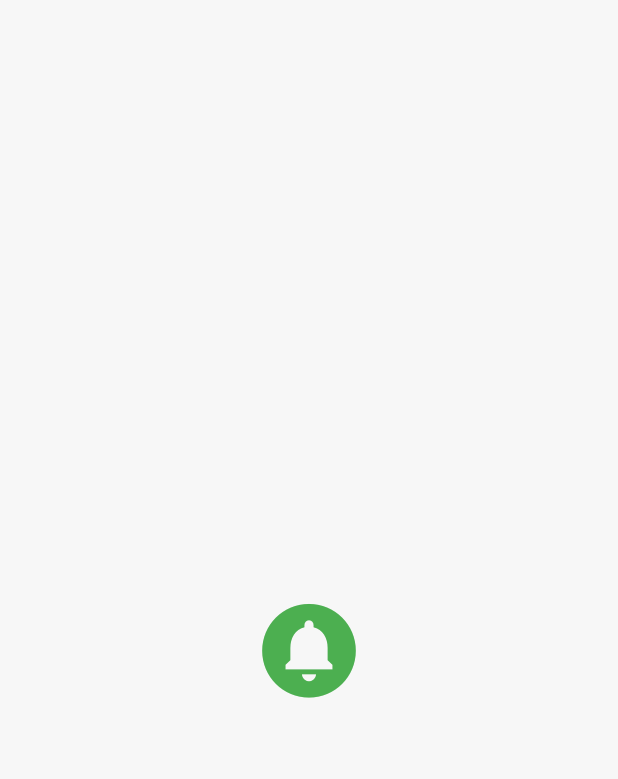
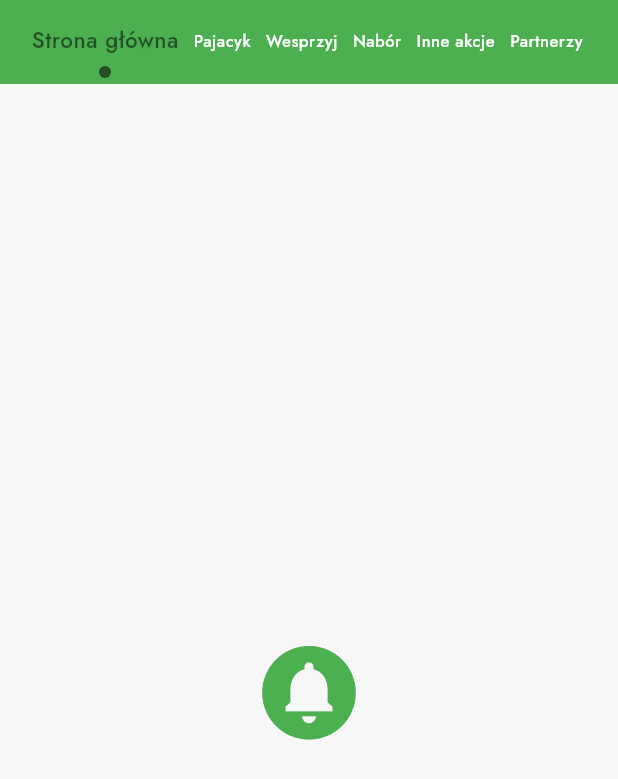
Before and after one commit to Viserion-stack/pajacyk, a Flutter app: the screen it shows after launch, on a phone screen of 412 x 824 dp. Shown: the top 779 px of the screen. Run offline on Flutter 3.47's test engine with Material 2 defaults, Android fonts, the phone set to English and light mode, and no system bars; our stand-ins replace adaptive_theme, bloc, dio, equatable, flutter_bloc, flutter_local_notifications and 6 more.

Commit message:
Feat: Add tab Bar

```diff
--- a/lib/domain/notification_assistant/notification_assistant.dart
+++ b/lib/domain/notification_assistant/notification_assistant.dart
@@ -23,12 +23,15 @@ class NotificationApi {
     );
     return const NotificationDetails(
       android: AndroidNotificationDetails(
+        colorized: true,
+
         'channel id', 'channel name',
         //channelDescription: 'channel description',
         //playSound: false,
-        importance: Importance.max,
-        styleInformation: styleInformation,
-        //icon: 'logo',
+        importance: Importance.defaultImportance,
+        //styleInformation: styleInformation,
+
+        icon: 'logoo',
         largeIcon: DrawableResourceAndroidBitmap("logo"),
       ),
       iOS: IOSNotificationDetails(
@@ -39,7 +42,7 @@ class NotificationApi {
 
   static Future init({bool initScheduled = false}) async {
     tz.initializeTimeZones();
-    const android = AndroidInitializationSettings('logo');
+    const android = AndroidInitializationSettings('logoo');
     const ios = IOSInitializationSettings();
     const settings = InitializationSettings(android: android, iOS: ios);
     await _notifications.initialize(
--- a/lib/domain/widgets/dialog.dart
+++ b/lib/domain/widgets/dialog.dart
@@ -27,12 +27,19 @@ void myPopUp(BuildContext context, String message) {
       barrierDismissible: true,
       builder: (context) {
         return AlertDialog(
+          elevation: 1,
+          backgroundColor: Colors.green[300],
           title: const Text('Dziękujemy'),
           content: Text(message),
           actions: [
-            TextButton(
-              onPressed: () => Navigator.pop(context),
-              child: const Text('OK'),
+            Center(
+              child: TextButton(
+                onPressed: () => Navigator.pop(context),
+                child: const Text(
+                  'OK',
+                  style: TextStyle(color: Colors.black),
+                ),
+              ),
             ),
           ],
         );
--- a/lib/presentation/application/theme.dart
+++ b/lib/presentation/application/theme.dart
@@ -177,7 +177,10 @@ class AppTheme {
           systemNavigationBarIconBrightness: palette.brightness,
         ),
         toolbarTextStyle: TextStyle(color: palette.primaryColor),
-        titleTextStyle: TextStyle(color: palette.textOnPrimaryColor, fontWeight: FontWeight.w600, fontSize: 14),
+        titleTextStyle: TextStyle(
+            color: palette.textOnPrimaryColor,
+            fontWeight: FontWeight.w600,
+            fontSize: 14),
         color: palette.appBarBackgroundColor,
         iconTheme: IconThemeData(color: palette.textOnPrimaryColor),
         actionsIconTheme: IconThemeData(color: palette.textOnPrimaryColor),
@@ -202,69 +205,70 @@ class AppTheme {
   }
 
   TextTheme get _textThemeHandset => TextTheme(
-        headline1: GoogleFonts.poppins(
+        headline1: GoogleFonts.jost(
           fontSize: 36,
           fontWeight: FontWeight.w400,
           letterSpacing: 0.48,
         ),
-        headline2: GoogleFonts.poppins(
+        headline2: GoogleFonts.jost(
           fontSize: 28,
           fontWeight: FontWeight.w400,
           letterSpacing: 0.48,
         ),
-        headline3: GoogleFonts.poppins(
+        headline3: GoogleFonts.jost(
           fontSize: 22,
           fontWeight: FontWeight.w400,
           letterSpacing: 0.48,
         ),
-        headline5: GoogleFonts.poppins(
+        headline5: GoogleFonts.jost(
           fontSize: 16,
           fontWeight: FontWeight.w600,
           letterSpacing: -0.408,
         ),
-        headline6: GoogleFonts.poppins(
+        headline6: GoogleFonts.jost(
           fontSize: 14,
           fontWeight: FontWeight.w400,
           letterSpacing: -0.078,
         ),
-        subtitle1: GoogleFonts.poppins(
+        subtitle1: GoogleFonts.jost(
           fontSize: 16,
           fontWeight: FontWeight.bold,
           letterSpacing: 0.19,
         ),
-        subtitle2: GoogleFonts.poppins(
+        subtitle2: GoogleFonts.jost(
           fontSize: 16,
           fontWeight: FontWeight.w700,
           letterSpacing: 0.64,
         ),
-        bodyText1: GoogleFonts.poppins(
+        bodyText1: GoogleFonts.jost(
           fontSize: 16,
           fontWeight: FontWeight.w500,
           letterSpacing: 0.32,
         ),
-        bodyText2: GoogleFonts.poppins(
+        bodyText2: GoogleFonts.jost(
           fontSize: 14,
           fontWeight: FontWeight.w400,
           letterSpacing: 0.32,
         ),
-        button: GoogleFonts.poppins(
+        button: GoogleFonts.jost(
           fontSize: 14,
           fontWeight: FontWeight.w600,
           letterSpacing: 0.32,
         ),
-        caption: GoogleFonts.poppins(
+        caption: GoogleFonts.jost(
           fontSize: 18,
           fontWeight: FontWeight.w400,
           letterSpacing: 0.32,
         ),
-        overline: GoogleFonts.poppins(
+        overline: GoogleFonts.jost(
           fontSize: 12,
           fontWeight: FontWeight.w300,
           letterSpacing: 0.64,
         ),
       );
 
-  MaterialColor generateMaterialColor(Color color) => MaterialColor(color.value, {
+  MaterialColor generateMaterialColor(Color color) =>
+      MaterialColor(color.value, {
         50: tintColor(color, 0.9),
         100: tintColor(color, 0.8),
         200: tintColor(color, 0.6),
--- a/lib/presentation/screens/dashboard/bloc/dashboard_bloc.dart
+++ b/lib/presentation/screens/dashboard/bloc/dashboard_bloc.dart
@@ -11,6 +11,21 @@ class DashboardBloc extends Bloc<DashboardEvent, DashboardState> {
     on<DashboardEvent>((event, emit) {
       // TODO: implement event handler
     });
+
+    on<UpdateDashboardTab>(updateTab);
+    on<Onstarted>(_onStarted);
   }
+
+  Future<void> _onStarted(Onstarted event, Emitter<DashboardState> emit) async {
+    emit(state.copyWith(currentTab: DashboardTab.home));
+  }
+
+  Future<void> updateTab(
+      UpdateDashboardTab event, Emitter<DashboardState> emit) async {
+    emit(state.copyWith(currentTab: event.tabIndex));
+
+    print('Event tab index:' + event.tabIndex.toString());
+  }
+
   final DashboardArgument argument;
 }
--- a/lib/presentation/screens/dashboard/bloc/dashboard_event.dart
+++ b/lib/presentation/screens/dashboard/bloc/dashboard_event.dart
@@ -6,3 +6,18 @@ abstract class DashboardEvent extends Equatable {
   @override
   List<Object> get props => [];
 }
+
+class UpdateDashboardTab extends DashboardEvent {
+  final DashboardTab tabIndex;
+
+  const UpdateDashboardTab({
+    required this.tabIndex,
+  });
+
+  @override
+  String toString() => 'UpdateDashboardTab(tabIndex: $tabIndex)';
+  @override
+  List<Object> get props => [tabIndex];
+}
+
+class Onstarted extends DashboardEvent {}
--- a/lib/presentation/screens/dashboard/bloc/dashboard_state.dart
+++ b/lib/presentation/screens/dashboard/bloc/dashboard_state.dart
@@ -20,7 +20,7 @@ class DashboardState extends Equatable {
   }
 
   @override
-  List<Object> get props => [];
+  List<Object> get props => [isProcessing, argument, currentTab];
 
   DashboardState copyWith({
     bool? isProcessing,
@@ -35,7 +35,16 @@ class DashboardState extends Equatable {
   }
 
   @override
-  String toString() => 'DashboardState(isProcessing: $isProcessing, argument: $argument, currentTab: $currentTab)';
+  String toString() =>
+      'DashboardState(isProcessing: $isProcessing, argument: $argument, currentTab: $currentTab)';
 }
 
-enum DashboardTab { home, pajacyk, contact }
+enum DashboardTab {
+  home,
+  pajacyk,
+  wesprzyj,
+  nabor,
+  inneAkcje,
+  partnerzy,
+  kontak,
+}
--- a/lib/presentation/screens/dashboard/dashboard_screen.dart
+++ b/lib/presentation/screens/dashboard/dashboard_screen.dart
@@ -1,12 +1,13 @@
 import 'package:flutter/material.dart';
 import 'package:flutter_bloc/flutter_bloc.dart';
+
 import 'package:pajacyk/presentation/router/app_route.dart';
 import 'package:pajacyk/presentation/router/contact_route_factory.dart';
 import 'package:pajacyk/presentation/router/home_route_factory.dart';
 import 'package:pajacyk/presentation/router/pajacyk_route_factory.dart';
 import 'package:pajacyk/presentation/screens/dashboard/bloc/dashboard_bloc.dart';
 
-class DashboardScreen extends StatelessWidget {
+class DashboardScreen extends StatefulWidget {
   const DashboardScreen({
     required Map<DashboardTab, GlobalKey<NavigatorState>> navigatorKeys,
   }) : _navigatorKeys = navigatorKeys;
@@ -16,12 +17,64 @@ class DashboardScreen extends StatelessWidget {
   static const String routeName = '/dashboard';
 
   @override
+  State<DashboardScreen> createState() => _DashboardScreenState();
+}
+
+class _DashboardScreenState extends State<DashboardScreen>
+    with SingleTickerProviderStateMixin {
+  late TabController controller;
+
+  @override
+  void initState() {
+    controller = TabController(length: 7, vsync: this);
+    controller.addListener(() {
+      setState(() {});
+    });
+    super.initState();
+  }
+
+  @override
   Widget build(BuildContext context) {
-    return BlocBuilder<DashboardBloc, DashboardState>(builder: (context, state) {
-      return Scaffold(
-        body: _DashboardContent(navigatorKeys: _navigatorKeys),
-      );
-    });
+    //return BlocBuilder<DashboardBloc, DashboardState>(
+    //  builder: (context, state) {
+    return Scaffold(
+      appBar: AppBar(
+        //leading: IconButton(onPressed: () {}, icon: const Icon(Icons.menu)),
+        backgroundColor: Colors.green[500],
+        title: TabBar(
+          controller: controller,
+          tabs: const [
+            Tab(text: 'Strona główna'),
+            Tab(text: 'Pajacyk'),
+            Tab(text: 'Wesprzyj'),
+            Tab(text: 'Nabór'),
+            Tab(text: 'Inne akcje'),
+            Tab(text: 'Partnerzy'),
+            Tab(text: 'Kontakt'),
+          ],
+          onTap: (currentIndex) {
+            //print(currentIndex);
+            context.read<DashboardBloc>().add(UpdateDashboardTab(
+                tabIndex: DashboardTab.values[currentIndex]));
+
+            print('form tabBar');
+            print(context.read<DashboardBloc>().state.currentTab);
+          },
+          splashFactory: NoSplash.splashFactory,
+          splashBorderRadius: BorderRadius.circular(40),
+          labelPadding: const EdgeInsets.only(left: 5, right: 5),
+          unselectedLabelStyle: const TextStyle(fontSize: 11),
+          isScrollable: true,
+          labelStyle: const TextStyle(fontSize: 15),
+          unselectedLabelColor: Colors.white,
+          labelColor: Colors.black54,
+          indicator: CircleTabIndicator(color: Colors.black54, radius: 4),
+        ),
+      ),
+      body: _DashboardContent(navigatorKeys: widget._navigatorKeys),
+    );
+    // },
+    //);
   }
 }
 
@@ -35,9 +88,13 @@ class _DashboardContent extends StatelessWidget {
 
   @override
   Widget build(BuildContext context) {
-    return BlocBuilder<DashboardBloc, DashboardState>(builder: (context, state) {
+    return BlocBuilder<DashboardBloc, DashboardState>(
+        builder: (context, state) {
+      print('from Build');
+      print(context.read<DashboardBloc>().state.currentTab);
       return WillPopScope(
-        onWillPop: () async => !await navigatorKeys[state.currentTab]!.currentState!.maybePop(),
+        onWillPop: () async =>
+            !await navigatorKeys[state.currentTab]!.currentState!.maybePop(),
         child: Stack(
           children: [
             OffstageNavigator(
@@ -51,8 +108,8 @@ class _DashboardContent extends StatelessWidget {
               appRoute: const PajacykRouteFactory(),
             ),
             OffstageNavigator(
-              navigatorKey: navigatorKeys[DashboardTab.contact],
-              isCurrent: state.currentTab == DashboardTab.contact,
+              navigatorKey: navigatorKeys[DashboardTab.wesprzyj],
+              isCurrent: state.currentTab == DashboardTab.wesprzyj,
               appRoute: const ContactRouteFactory(),
             ),
           ],
@@ -84,3 +141,31 @@ class OffstageNavigator extends StatelessWidget {
     );
   }
 }
+
+class CircleTabIndicator extends Decoration {
+  final Color color;
+  double radius;
+
+  CircleTabIndicator({required this.color, required this.radius});
+
+  @override
+  BoxPainter createBoxPainter([VoidCallback? onChanged]) {
+    return _CirclePainter(color: color, radius: radius);
+  }
+}
+
+class _CirclePainter extends BoxPainter {
+  final double radius;
+  late Color color;
+  _CirclePainter({required this.color, required this.radius});
+
+  @override
+  void paint(Canvas canvas, Offset offset, ImageConfiguration cfg) {
+    late Paint _paint;
+    _paint = Paint()..color = color;
+    _paint = _paint..isAntiAlias = true;
+    final Offset circleOffset =
+        offset + Offset(cfg.size!.width / 2, cfg.size!.height - radius);
+    canvas.drawCircle(circleOffset, radius, _paint);
+  }
+}
```
Also changed, not shown: pubspec.yaml (+13 -7 lines), assets/Logo.png (added), pubspec.lock, 27 other files.
